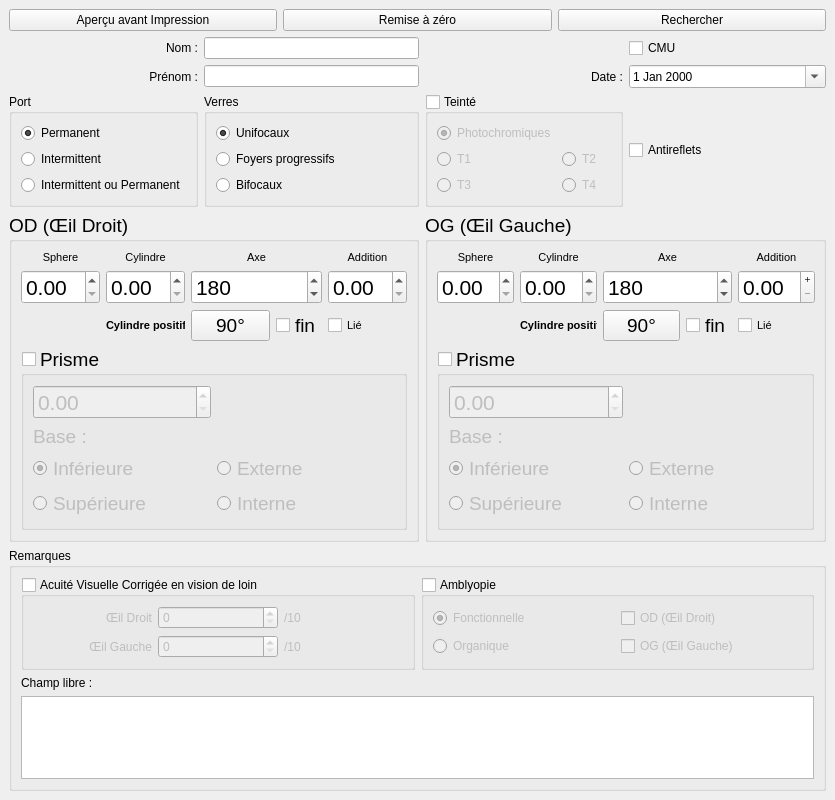
This is chrysops.ui in Oripy/Chrysops as Qt 5 draws it before an edit. The edited form follows.
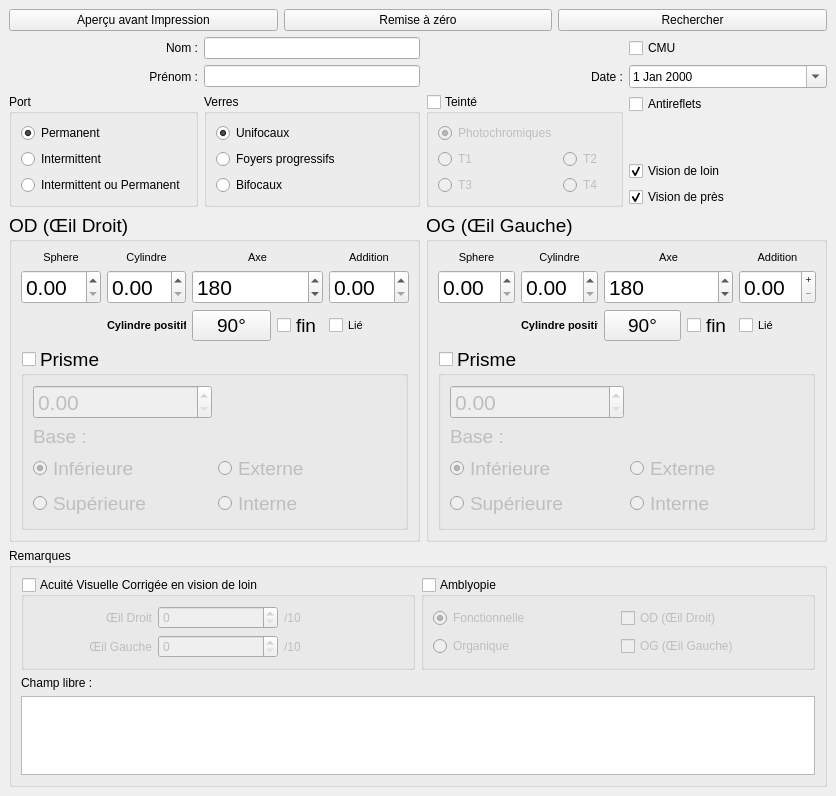
This is the edited form. Custom widgets are drawn as their Qt base class.

Commit message: Add the vision distance options

What changed in the file:
```diff
--- a/chrysops.ui
+++ b/chrysops.ui
@@ -6,8 +6,8 @@
    <rect>
     <x>0</x>
     <y>0</y>
-    <width>835</width>
-    <height>800</height>
+    <width>836</width>
+    <height>796</height>
    </rect>
   </property>
   <property name="windowTitle">
@@ -825,11 +825,48 @@
        </widget>
       </item>
       <item row="4" column="3">
-       <widget class="QCheckBox" name="antiglareCheckBox">
-        <property name="text">
-         <string>Antireflets</string>
-        </property>
-       </widget>
+       <layout class="QVBoxLayout" name="verticalLayout_3">
+        <item>
+         <widget class="QCheckBox" name="antiglareCheckBox">
+          <property name="text">
+           <string>Antireflets</string>
+          </property>
+         </widget>
+        </item>
+        <item>
+         <spacer name="verticalSpacer">
+          <property name="orientation">
+           <enum>Qt::Vertical</enum>
+          </property>
+          <property name="sizeHint" stdset="0">
+           <size>
+            <width>20</width>
+            <height>40</height>
+           </size>
+          </property>
+         </spacer>
+        </item>
+        <item>
+         <widget class="QCheckBox" name="distanceVisionCheckbox">
+          <property name="text">
+           <string>Vision de loin</string>
+          </property>
+          <property name="checked">
+           <bool>true</bool>
+          </property>
+         </widget>
+        </item>
+        <item>
+         <widget class="QCheckBox" name="nearVisionCheckbox">
+          <property name="text">
+           <string>Vision de près</string>
+          </property>
+          <property name="checked">
+           <bool>true</bool>
+          </property>
+         </widget>
+        </item>
+       </layout>
       </item>
      </layout>
     </item>
```
Left out of the diff: 17 changed lines with no effect on the pictures. The commit also changes 5 other files.
